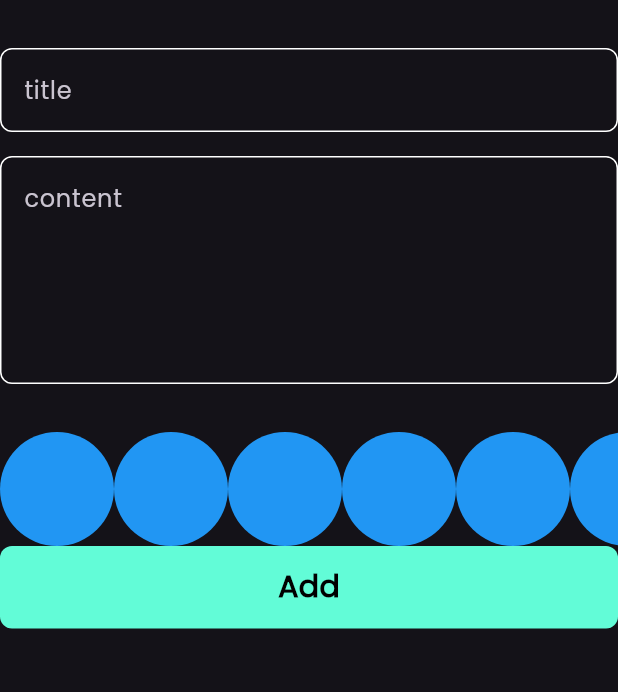
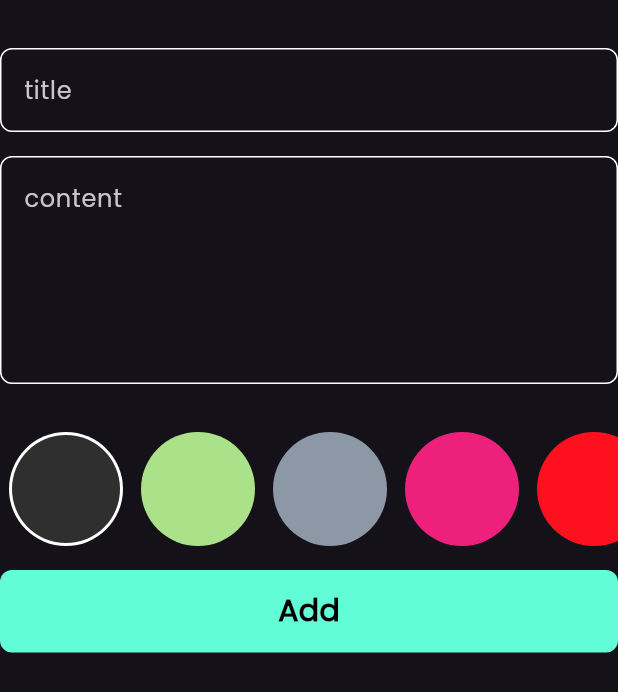
Before and after one commit to abotarek74/notes_app, a Flutter app: the AddNoteForm widget shown alone on an empty page, opened directly, on a phone screen of 412 x 824 dp. Shown: the top 692 px of the screen. Run offline on Flutter 3.47's test engine with Material 3 defaults, Android fonts, the phone set to English and light mode, and no system bars; our stand-ins replace bloc, flutter_bloc, font_awesome_flutter, hive, hive_flutter; accounts and stored records are empty.

Commit message:
colors list view part 2

```diff
--- a/lib/views/notes_view.dart
+++ b/lib/views/notes_view.dart
@@ -1,6 +1,4 @@
 import 'package:flutter/material.dart';
-import 'package:flutter_bloc/flutter_bloc.dart';
-import 'package:notes_app/cubits/notes_cubit/notes_cubit.dart';
 import 'package:notes_app/widgets/add_note_bottom_sheet.dart';
 import 'package:notes_app/widgets/notes_view_body.dart';
 
--- a/lib/widgets/add_note_form.dart
+++ b/lib/widgets/add_note_form.dart
@@ -50,6 +50,9 @@ class _AddNoteFormState extends State<AddNoteForm> {
             height: 32,
           ),
           const ColorsListView(),
+          const SizedBox(
+            height: 16,
+          ),
           BlocBuilder<AddNoteCubit, AddNoteState>(
             builder: (context, state) {
               return CustomButton(
--- a/lib/widgets/colors_list_view.dart
+++ b/lib/widgets/colors_list_view.dart
@@ -1,29 +1,67 @@
 import 'package:flutter/material.dart';
 
 class ColorItem extends StatelessWidget {
-  const ColorItem({super.key});
-
+  const ColorItem({super.key, required this.isActive, required this.color});
+  final bool isActive;
+  final Color color;
   @override
   Widget build(BuildContext context) {
-    return const CircleAvatar(
-      radius: 38,
-      backgroundColor: Colors.blue,
-    );
+    return isActive
+        ? CircleAvatar(
+            radius: 38,
+            backgroundColor: Colors.white,
+            child: CircleAvatar(
+              radius: 36,
+              backgroundColor: color,
+            ),
+          )
+        : CircleAvatar(
+            radius: 38,
+            backgroundColor: color,
+          );
   }
 }
 
-class ColorsListView extends StatelessWidget {
-  const ColorsListView({super.key});
+class ColorsListView extends StatefulWidget {
+  const ColorsListView({
+    super.key,
+  });
 
+  @override
+  State<ColorsListView> createState() => _ColorsListViewState();
+}
+
+class _ColorsListViewState extends State<ColorsListView> {
+  int currentIndex = 0;
+
+  List<Color> colors = const [
+    Color(0xff2F2F2F),
+    Color(0xffABE188),
+    Color(0xff8D98A7),
+    Color(0xffED217C),
+    Color(0xffFF101F),
+  ];
   @override
   Widget build(BuildContext context) {
     return SizedBox(
       height: 38 * 2,
       child: ListView.builder(
-        itemCount: 10,
+        itemCount: colors.length,
         scrollDirection: Axis.horizontal,
         itemBuilder: (context, index) {
-          return const ColorItem();
+          return Padding(
+            padding: const EdgeInsets.symmetric(horizontal: 6),
+            child: GestureDetector(
+              onTap: () {
+                currentIndex = index;
+                setState(() {});
+              },
+              child: ColorItem(
+                color: colors[index],
+                isActive: currentIndex == index,
+              ),
+            ),
+          );
         },
       ),
     );
```
